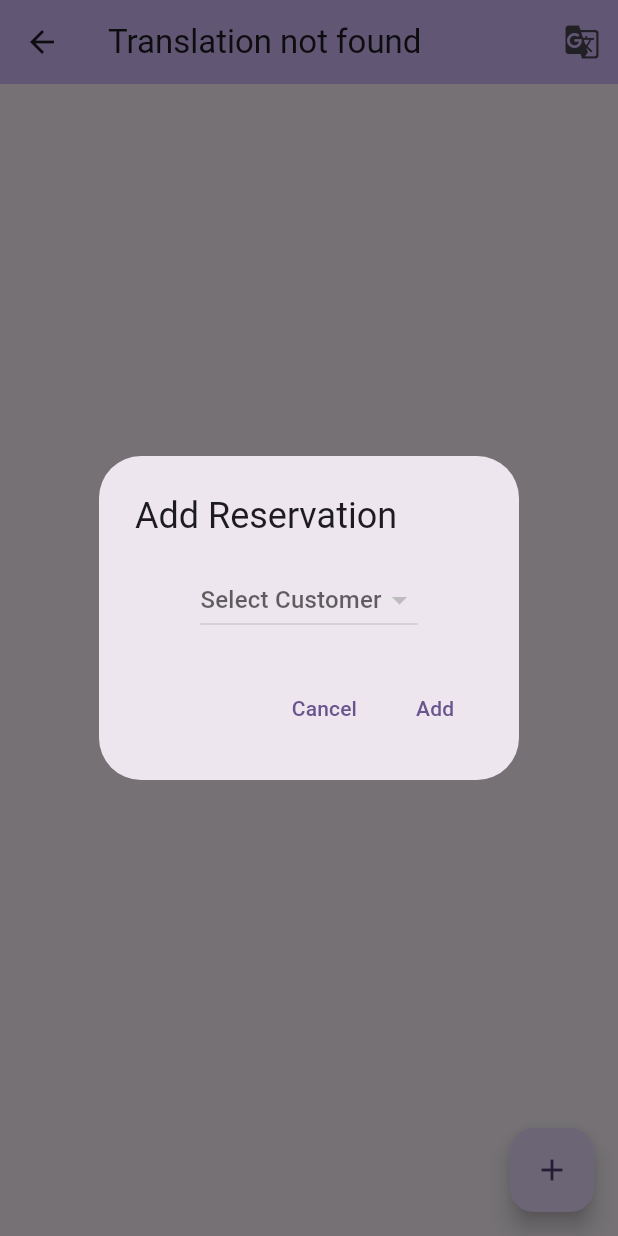
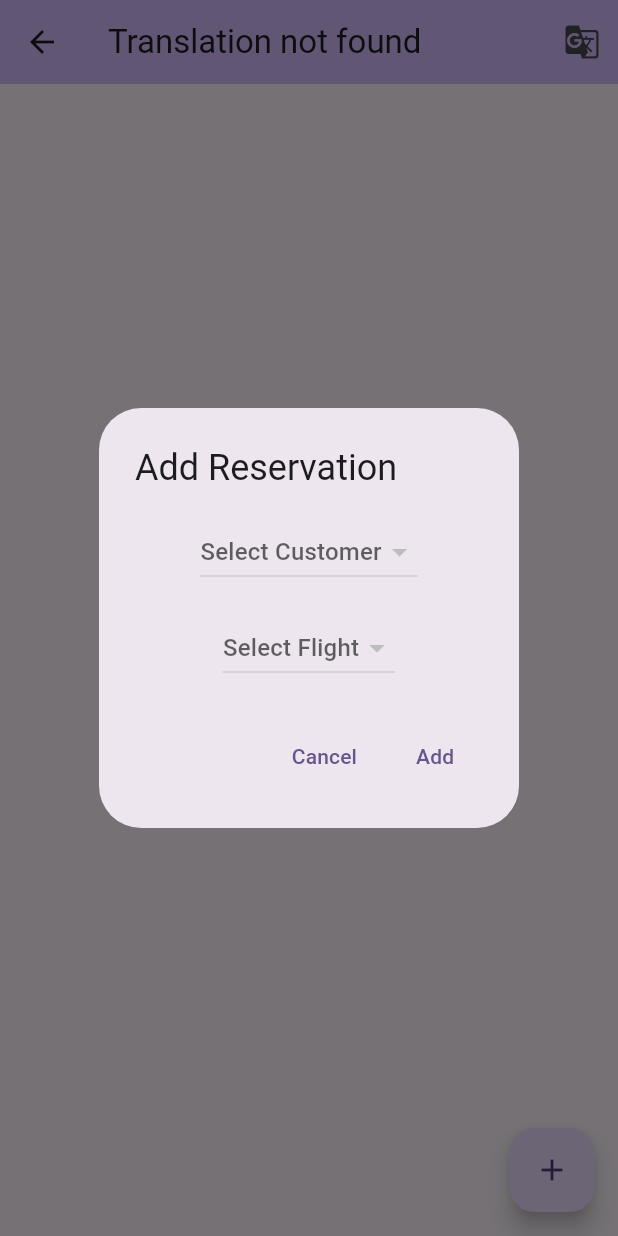
Before and after one commit to wald0047/cst2335_app, a Flutter app: the ReservationPage screen opened by its route, after a tap on the "add" icon, on a phone screen of 412 x 824 dp. Run offline on Flutter 3.47's test engine with Material 3 defaults, Android fonts, the phone set to English and light mode, and no system bars; our stand-ins replace floor, sqflite; missing offline and left inert: country_flags, encrypted_shared_preferences; accounts and stored records are empty; generated files the repository leaves out were written again.

Commit message:
finish fundamental reservation feature. missing translation

```diff
--- a/lib/ReservationPage.dart
+++ b/lib/ReservationPage.dart
@@ -61,8 +61,9 @@ class _ReservationPageState extends State<ReservationPage> {
       builder: (BuildContext context) {
         return AddReservationDialog(
           customerDAO: customerDAO, // Pass the customerDAO directly
-          onReservationAdded: (int customerId) async {
-            final newReservation = Reservation.noid(customerId);
+          flightRepository: flightRepository, // Pass flightRepository
+          onReservationAdded: (int customerId, int flightId) async {
+            final newReservation = Reservation.noid(customerId, flightId);
             final insertedId = await reservationDAO.insertReservation(newReservation);
             if (insertedId != null) {
               _loadReservations(); // Reload the reservations list
@@ -73,6 +74,55 @@ class _ReservationPageState extends State<ReservationPage> {
     );
   }
 
+  @override
+  // Widget build(BuildContext context) {
+  //   return Scaffold(
+  //     appBar: AppBar(
+  //       backgroundColor: Theme.of(context).colorScheme.inversePrimary,
+  //       title: Text(AppLocalizations.of(context)!.translate('r_page_title')!),
+  //       actions: <Widget>[
+  //         IconButton(
+  //           icon: Icon(Icons.g_translate),
+  //           onPressed: () {
+  //             _changeLanguage(
+  //               _locale.languageCode == 'en' ? const Locale('zh', 'CN') : const Locale('en', 'CA'),
+  //             );
+  //           },
+  //         ),
+  //       ],
+  //     ),
+  //     body: ListView.builder(
+  //       itemCount: reservations.length,
+  //       itemBuilder: (context, index) {
+  //         final reservation = reservations[index];
+  //         return StreamBuilder<Customer?>(
+  //           stream: customerDAO.findCustomerById(reservation.customerId),
+  //           builder: (context, snapshot) {
+  //             if (snapshot.connectionState == ConnectionState.waiting) {
+  //               return ListTile(title: Text('Loading...'));
+  //             }
+  //             if (snapshot.hasError) {
+  //               return ListTile(title: Text('Error loading customer'));
+  //             }
+  //             final customer = snapshot.data;
+  //             return ListTile(
+  //               title: Text(customer != null ? '${customer.firstName} ${customer.lastName}' : 'Unknown Customer'),
+  //               subtitle: Text('Reservation ID: ${reservation.id}'),
+  //               onTap: () {
+  //                 // Show reservation details
+  //                 _showReservationDetails(reservation, customer, flight);
+  //               },
+  //             );
+  //           },
+  //         );
+  //       },
+  //     ),
+  //     floatingActionButton: FloatingActionButton(
+  //       onPressed: _showAddReservationDialog,
+  //       child: Icon(Icons.add),
+  //     ),
+  //   );
+  // }
   @override
   Widget build(BuildContext context) {
     return Scaffold(
@@ -94,22 +144,36 @@ class _ReservationPageState extends State<ReservationPage> {
         itemCount: reservations.length,
         itemBuilder: (context, index) {
           final reservation = reservations[index];
-          return StreamBuilder<Customer?>(
-            stream: customerDAO.findCustomerById(reservation.customerId),
-            builder: (context, snapshot) {
-              if (snapshot.connectionState == ConnectionState.waiting) {
+          return FutureBuilder<Customer?>(
+            future: customerDAO.findCustomerById(reservation.customerId).first,
+            builder: (context, customerSnapshot) {
+              if (customerSnapshot.connectionState == ConnectionState.waiting) {
                 return ListTile(title: Text('Loading...'));
               }
-              if (snapshot.hasError) {
+              if (customerSnapshot.hasError) {
                 return ListTile(title: Text('Error loading customer'));
               }
-              final customer = snapshot.data;
-              return ListTile(
-                title: Text(customer != null ? '${customer.firstName} ${customer.lastName}' : 'Unknown Customer'),
-                subtitle: Text('Reservation ID: ${reservation.id}'),
-                onTap: () {
-                  // Show reservation details
-                  _showReservationDetails(reservation, customer);
+              final customer = customerSnapshot.data;
+
+              return FutureBuilder<Flight?>(
+                future: flightRepository.getFlightById(reservation.flightId),
+                builder: (context, flightSnapshot) {
+                  if (flightSnapshot.connectionState == ConnectionState.waiting) {
+                    return ListTile(title: Text('Loading...'));
+                  }
+                  if (flightSnapshot.hasError) {
+                    return ListTile(title: Text('Error loading flight'));
+                  }
+                  final flight = flightSnapshot.data;
+
+                  return ListTile(
+                    title: Text(customer != null ? '${customer.firstName} ${customer.lastName}' : 'Unknown Customer'),
+                    subtitle: Text('Flight: ${flight != null ? '${flight.departureCity} to ${flight.destinationCity}' : 'Unknown Flight'}'),
+                    trailing: Text('Reservation ID: ${reservation.id}'),
+                    onTap: () {
+                      _showReservationDetails(reservation, customer, flight);
+                    },
+                  );
                 },
               );
             },
@@ -123,7 +187,7 @@ class _ReservationPageState extends State<ReservationPage> {
     );
   }
 
-  void _showReservationDetails(Reservation reservation, Customer? customer) {
+  void _showReservationDetails(Reservation reservation, Customer? customer, Flight? flight) {
     showDialog(
       context: context,
       builder: (BuildContext context) {
@@ -155,13 +219,16 @@ class _ReservationPageState extends State<ReservationPage> {
 
 
 class AddReservationDialog extends StatefulWidget {
-  final Function(int) onReservationAdded;
+  final Function(int, int) onReservationAdded;
   final CustomerDAO customerDAO; // Add this line
+  final FlightRepository flightRepository; // Add this line
+
 
   const AddReservationDialog({
     Key? key,
     required this.onReservationAdded,
     required this.customerDAO, // Add this line
+    required this.flightRepository, // Add this line
   }) : super(key: key);
 
   @override
@@ -170,6 +237,8 @@ class AddReservationDialog extends StatefulWidget {
 
 class _AddReservationDialogState extends State<AddReservationDialog> {
   int? selectedCustomerId;
+  int? selectedFlightId; // Add this line
+
 
   @override
   Widget build(BuildContext context) {
@@ -205,6 +274,34 @@ class _AddReservationDialogState extends State<AddReservationDialog> {
               );
             },
           ),
+          SizedBox(height: 16.0), // Add spacing
+          FutureBuilder<List<Flight>>(
+            future: widget.flightRepository.getAllFlights(), // Fetch flights from repository
+            builder: (context, snapshot) {
+              if (snapshot.connectionState == ConnectionState.waiting) {
+                return CircularProgressIndicator();
+              }
+              if (snapshot.hasError) {
+                return Text('Error loading flights');
+              }
+              final flights = snapshot.data ?? [];
+              return DropdownButton<int>(
+                hint: Text('Select Flight'),
+                value: selectedFlightId,
+                onChanged: (int? value) {
+                  setState(() {
+                    selectedFlightId = value;
+                  });
+                },
+                items: flights.map((Flight flight) {
+                  return DropdownMenuItem<int>(
+                    value: flight.id,
+                    child: Text('${flight.departureCity} to ${flight.destinationCity}'),
+                  );
+                }).toList(),
+              );
+            },
+          ),
         ],
       ),
       actions: [
@@ -217,8 +314,8 @@ class _AddReservationDialogState extends State<AddReservationDialog> {
         TextButton(
           child: Text('Add'),
           onPressed: () {
-            if (selectedCustomerId != null) {
-              widget.onReservationAdded(selectedCustomerId!);
+            if (selectedCustomerId != null && selectedFlightId != null) {
+              widget.onReservationAdded(selectedCustomerId!, selectedFlightId!);
               Navigator.of(context).pop();
             }
           },
--- a/lib/flightRepository.dart
+++ b/lib/flightRepository.dart
@@ -49,4 +49,13 @@ class FlightRepository {
   Future<void> deleteFlight(Flight flight) {
     return database.flightDAO.deleteFlight(flight);
   }
+
+  /// Retrieves a flight by its ID from the database.
+  ///
+  /// [id] is the ID of the flight to be retrieved.
+  /// Returns a [Future] that completes with the [Flight] object if found, or `null` if not found.
+  Future<Flight?> getFlightById(int id) {
+    return database.flightDAO.findFlightById(id);
+  }
+
 }
--- a/lib/flightdao.dart
+++ b/lib/flightdao.dart
@@ -36,4 +36,11 @@ abstract class FlightDAO {
   /// [flight] is the [Flight] object to be deleted.
   @delete
   Future<void> deleteFlight(Flight flight);
+
+  /// Retrieves a flight by its ID from the database.
+  ///
+  /// [id] is the ID of the flight to be retrieved.
+  /// Returns a [Future] that completes with the [Flight] object if found, or `null` if not found.
+  @Query('SELECT * FROM Flight WHERE id = :id')
+  Future<Flight?> findFlightById(int id);
 }
--- a/lib/reservation.dart
+++ b/lib/reservation.dart
@@ -5,9 +5,9 @@ class Reservation {
   @PrimaryKey(autoGenerate: true)
   final int? id;
   final int customerId;
+  final int flightId; // Add this line
 
-  Reservation(this.customerId, this.id);
+  Reservation(this.customerId, this.flightId, {this.id}); // Update constructor
 
-  Reservation.noid(this.customerId, { this.id }) ;
-
+  Reservation.noid(this.customerId, this.flightId, {this.id}); // Update noid constructor
 }
```
Also changed, not shown: lib/database.g.dart.
